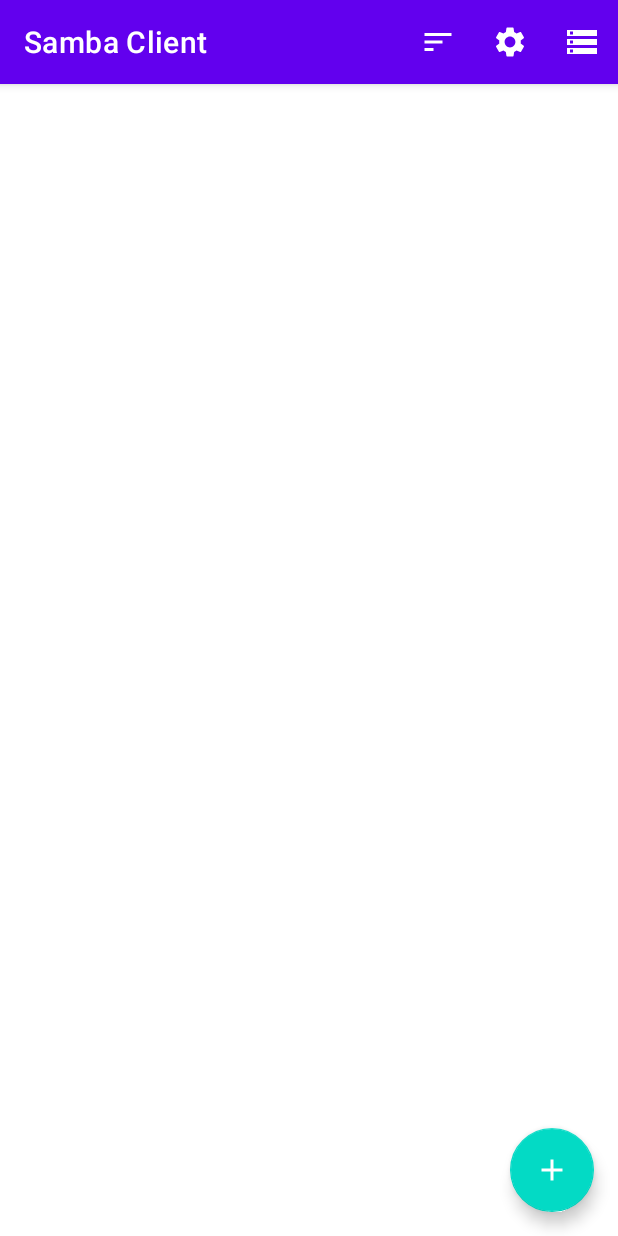
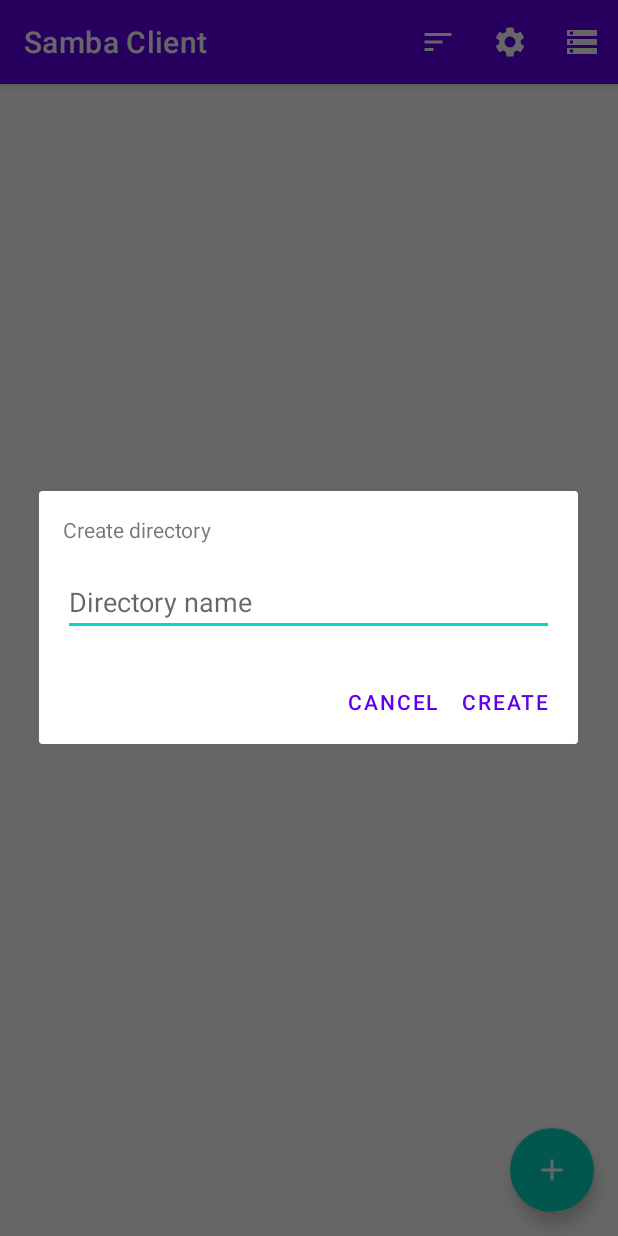
Before and after one commit to darekbx/android-samba-client, an Android app: the FileExplorerFragment screen opened through its navigation route, after a tap on an icon or button, on a phone screen of 412 x 824 dp. Run offline under Robolectric (Android 15) with nearby library versions, the phone set to English and light mode, and no system bars; libraries missing offline, so code that uses them is left out: com.hierynomus.mssmb2, com.hierynomus.smbj; 12 statements that could not run were skipped.

Commit message:
Add directory create

```diff
--- /dev/null
+++ b/app/src/main/java/com/darekbx/sambaclient/ui/explorer/CreateDirectoryDialog.kt
@@ -0,0 +1,30 @@
+package com.darekbx.sambaclient.ui.explorer
+
+import android.app.AlertDialog
+import android.app.Dialog
+import android.os.Bundle
+import android.view.LayoutInflater
+import android.widget.EditText
+import androidx.fragment.app.DialogFragment
+import com.darekbx.sambaclient.R
+
+class CreateDirectoryDialog : DialogFragment() {
+
+    var onCreate: (name: String) -> Unit = { }
+
+    override fun onCreateDialog(savedInstanceState: Bundle?): Dialog {
+        val layout = LayoutInflater.from(context).inflate(R.layout.dialog_create_directory, null)
+        val dialog = AlertDialog
+            .Builder(context)
+            .setView(layout)
+            .setNegativeButton(R.string.create_directory_cancel, null)
+            .setPositiveButton(R.string.create_directory_create, { _, _ ->
+                dialog?.findViewById<EditText>(R.id.directory_name)?.run {
+                    onCreate(text.toString())
+                }
+            })
+            .create()
+
+        return dialog
+    }
+}
--- a/app/src/main/java/com/darekbx/sambaclient/ui/explorer/FileExplorerFragment.kt
+++ b/app/src/main/java/com/darekbx/sambaclient/ui/explorer/FileExplorerFragment.kt
@@ -30,7 +30,6 @@ import org.koin.android.viewmodel.ext.android.viewModel
  * - open file -> forward
  * - open dir -> forward (details: name, dates, size with files, like on google drive, delete with files)
  *
- * - add directory
  * - add file
  *
  */
@@ -93,16 +92,11 @@ class FileExplorerFragment : Fragment(R.layout.fragment_file_explorer) {
 
         observeOnViewLifecycle(sambaViewModel.isLoading) { showHideLoadingLayout(it) }
         observeOnViewLifecycle(sambaViewModel.listResult) { handleListResult(it) }
+        observeOnViewLifecycle(sambaViewModel.directoryCreateResult) { handleCreateDirResult(it) }
 
         sambaViewModel.listDirectory(sortingInfo, pathMovement.currentPath())
 
-        binding.buttonAdd.setOnClickListener {
-
-
-            // TODO
-
-
-        }
+        binding.buttonAdd.setOnClickListener { openCreateDirectoryDialog() }
     }
 
     override fun onSaveInstanceState(outState: Bundle) {
@@ -143,6 +137,15 @@ class FileExplorerFragment : Fragment(R.layout.fragment_file_explorer) {
         dialog.show(childFragmentManager, SortingDialog::class.simpleName)
     }
 
+    private fun openCreateDirectoryDialog() {
+        val dialog = CreateDirectoryDialog()
+        dialog.arguments = sortingInfo.toBundle()
+        dialog.onCreate = { directoryName ->
+            sambaViewModel.createDirectory(pathMovement.currentPath(), directoryName)
+        }
+        dialog.show(childFragmentManager, CreateDirectoryDialog::class.simpleName)
+    }
+
     private fun initializeList(context: Context) {
         if (showAsList) {
             activeAdapter = filesListAdapter()
@@ -154,6 +157,17 @@ class FileExplorerFragment : Fragment(R.layout.fragment_file_explorer) {
 
         activeAdapter.onSambaFileClick = { handleSambaFileClick(it) }
         binding.filesList.adapter = activeAdapter
+    }
+
+    private fun handleCreateDirResult(resultWrapper: SambaViewModel.ResultWrapper<Boolean>) {
+        if (resultWrapper.hasError) {
+            pathMovement.removeLastPathSegment()
+            Toast.makeText(requireContext(), resultWrapper.errorMessage, Toast.LENGTH_SHORT)
+                .show()
+        } else {
+            // Refresh after dir creation
+            sambaViewModel.listDirectory(sortingInfo, pathMovement.currentPath())
+        }
     }
 
     private fun handleListResult(resultWrapper: SambaViewModel.ResultWrapper<List<SambaFile>>) {
--- a/app/src/main/java/com/darekbx/sambaclient/ui/explorer/FileFragment.kt
+++ b/app/src/main/java/com/darekbx/sambaclient/ui/explorer/FileFragment.kt
@@ -21,11 +21,6 @@ import com.darekbx.sambaclient.util.setFileSize
 import com.darekbx.sambaclient.util.setImage
 import org.koin.android.viewmodel.ext.android.viewModel
 
-/**
- * - actions:
- *   - open with intent
- *   - share
- */
 class FileFragment : Fragment(R.layout.fragment_file) {
 
     private val sambaViewModel: SambaViewModel by viewModel()
--- /dev/null
+++ b/app/src/main/res/layout/dialog_create_directory.xml
@@ -0,0 +1,23 @@
+<?xml version="1.0" encoding="utf-8"?>
+<LinearLayout
+    xmlns:android="http://schemas.android.com/apk/res/android"
+    android:layout_width="match_parent"
+    android:layout_height="match_parent"
+    android:orientation="vertical">
+
+    <TextView
+        android:layout_width="wrap_content"
+        android:layout_height="wrap_content"
+        android:text="@string/create_directory_title"
+        android:paddingStart="@dimen/mediumPadding"
+        android:paddingTop="@dimen/mediumPadding"
+        />
+    <EditText
+        android:id="@+id/directory_name"
+        android:layout_width="match_parent"
+        android:layout_height="wrap_content"
+        android:hint="@string/create_directory_hint"
+        android:layout_margin="@dimen/mediumPadding"
+        />
+
+</LinearLayout>
--- a/app/src/main/res/values/strings.xml
+++ b/app/src/main/res/values/strings.xml
@@ -30,6 +30,11 @@
     <string name="sort_asc">Ascending</string>
     <string name="sort_desc">Descending</string>
 
+    <string name="create_directory_title">Create directory</string>
+    <string name="create_directory_hint">Directory name</string>
+    <string name="create_directory_cancel">Cancel</string>
+    <string name="create_directory_create">Create</string>
+
     <string name="prefereces_explorer">File explorer</string>
     <string name="prefereces_show_as_list">Show as list</string>
     <string name="prefereces_show_as_list_summary">Display files list as list or grid</string>
```
Also changed, not shown: app/src/main/java/com/darekbx/sambaclient/ui/samba/SambaClientWrapper.kt (+18 -0 lines), app/src/main/java/com/darekbx/sambaclient/ui/viewmodel/SambaViewModel.kt (+21 -4 lines).
